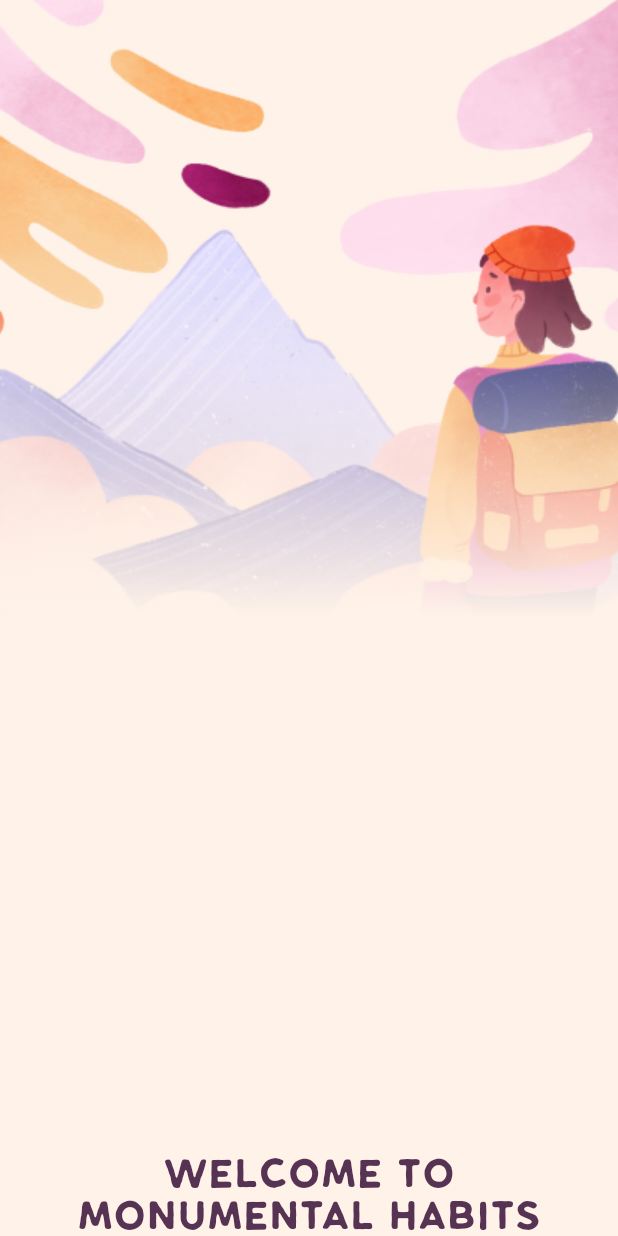
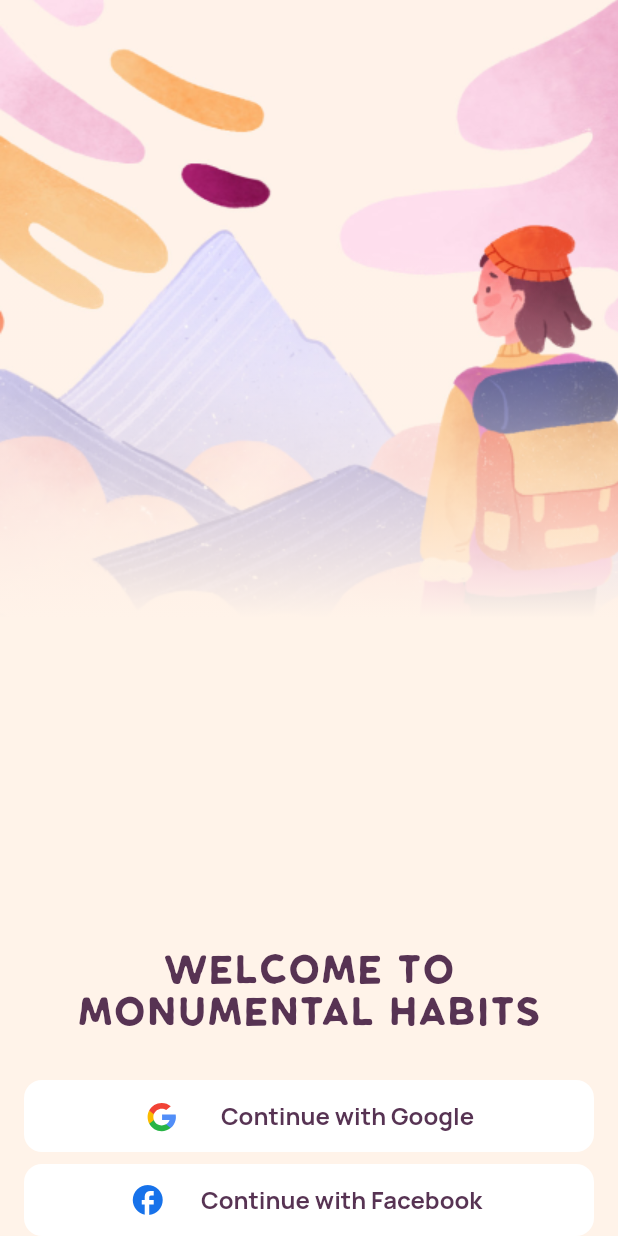
Before and after one commit to diogostein/habit-builder-flutter, a Flutter app: the LoginPage screen opened by its route, on a phone screen of 412 x 824 dp. Run offline on Flutter 3.47's test engine with Material 2 defaults, Android fonts, the phone set to English and light mode, and no system bars; our stand-ins replace flutter_modular, flutter_svg.

Commit message:
Cria social button

```diff
--- a/design_system/lib/atomic/atoms/image.dart
+++ b/design_system/lib/atomic/atoms/image.dart
@@ -1,4 +1,5 @@
 import 'package:flutter/material.dart';
+import 'package:flutter_svg/flutter_svg.dart';
 
 class HBImage extends StatelessWidget {
   final String path;
@@ -14,9 +15,19 @@ class HBImage extends StatelessWidget {
     this.height,
   });
 
+  bool get _isSvg => path.split('.').last == 'svg';
+
   @override
   Widget build(BuildContext context) {
-    return Image.asset(
+    return _isSvg
+        ? SvgPicture.asset(
+            path,
+            package: 'design_system',
+            fit: fit ?? BoxFit.contain,
+            width: width,
+            height: height,
+          )
+        : Image.asset(
             path,
             package: 'design_system',
             fit: fit,
--- /dev/null
+++ b/design_system/lib/atomic/molecules/social_button.dart
@@ -0,0 +1,64 @@
+import 'package:design_system/design_system.dart';
+import 'package:flutter/material.dart';
+
+class HBSocialButton extends StatelessWidget {
+  final String data;
+  final Widget icon;
+  final VoidCallback onPressed;
+
+  const HBSocialButton(
+    this.data, {
+    super.key,
+    required this.onPressed,
+    required this.icon,
+  });
+
+  factory HBSocialButton.facebook(
+    String data, {
+    Key? key,
+    required VoidCallback onPressed,
+  }) {
+    return HBSocialButton(
+      data,
+      key: key,
+      icon: const Icon(Icons.facebook, color: HBColors.facebook),
+      onPressed: onPressed,
+    );
+  }
+
+  factory HBSocialButton.google(
+    String data, {
+    Key? key,
+    required VoidCallback onPressed,
+  }) {
+    return HBSocialButton(
+      data,
+      key: key,
+      icon: const Padding(
+        padding: EdgeInsets.only(top: 8),
+        child: HBImage(
+          HBSvgIcons.google,
+          width: 32,
+          height: 32,
+        ),
+      ),
+      onPressed: onPressed,
+    );
+  }
+
+  @override
+  Widget build(BuildContext context) {
+    return ElevatedButton.icon(
+      onPressed: onPressed,
+      style: HBButtonStyles.socialButton,
+      icon: Padding(
+        padding: const EdgeInsets.only(right: HBSpacings.regular),
+        child: icon,
+      ),
+      label: Text(
+        data,
+        style: HBTextStyles.body.copyWith(fontWeight: FontWeight.bold),
+      ),
+    );
+  }
+}
--- a/design_system/lib/atomic/tokens/illustrations.dart
+++ b/design_system/lib/atomic/tokens/assets.dart
@@ -5,3 +5,7 @@ abstract class HBIllustrations {
   static const manChart = 'lib/assets/illustrations/man_chart.png';
   static const manBonfire = 'lib/assets/illustrations/man_bonfire.png';
 }
+
+abstract class HBSvgIcons {
+  static const google = 'lib/assets/icons/google.svg';
+}
--- a/design_system/lib/atomic/tokens/colors.dart
+++ b/design_system/lib/atomic/tokens/colors.dart
@@ -8,6 +8,7 @@ abstract class HBColors {
   static const sunset = Color(0xFFF65B4E);
 
   static const background = Color(0xFFFFF3E9);
+  static const facebook = Color(0xFF1772EA);
 }
 
 abstract class HBMaterialColors {
--- a/design_system/lib/atomic/tokens/dimensions.dart
+++ b/design_system/lib/atomic/tokens/dimensions.dart
@@ -12,4 +12,5 @@ abstract class HBSpacings {
 
 abstract class HBBorderRadius {
   static const button = 8.0;
+  static const socialButton = 12.0;
 }
--- a/design_system/lib/atomic/tokens/styles.dart
+++ b/design_system/lib/atomic/tokens/styles.dart
@@ -43,6 +43,16 @@ abstract class HBButtonStyles {
     ),
   );
 
+  static final socialButton = ElevatedButton.styleFrom(
+    primary: Colors.white,
+    textStyle: HBTextStyles.body.copyWith(fontWeight: FontWeight.bold),
+    elevation: 0,
+    minimumSize: const Size(0, 48),
+    shape: RoundedRectangleBorder(
+      borderRadius: BorderRadius.circular(HBBorderRadius.socialButton),
+    ),
+  );
+
   static final textButton = TextButton.styleFrom(
     primary: HBMaterialColors.secondarySwatch,
     textStyle: HBTextStyles.body.copyWith(fontWeight: FontWeight.bold),
--- a/design_system/lib/design_system.dart
+++ b/design_system/lib/design_system.dart
@@ -4,8 +4,9 @@ export 'atomic/atoms/button.dart';
 export 'atomic/atoms/image.dart';
 export 'atomic/atoms/tab.dart';
 export 'atomic/atoms/text.dart';
+export 'atomic/molecules/social_button.dart';
 export 'atomic/tokens/animations.dart';
+export 'atomic/tokens/assets.dart';
 export 'atomic/tokens/colors.dart';
 export 'atomic/tokens/dimensions.dart';
-export 'atomic/tokens/illustrations.dart';
 export 'atomic/tokens/styles.dart';
--- a/design_system/pubspec.yaml
+++ b/design_system/pubspec.yaml
@@ -10,6 +10,8 @@ environment:
 dependencies:
   flutter:
     sdk: flutter
+
+  flutter_svg: ^1.1.5
 
 dev_dependencies:
   flutter_test:
@@ -24,6 +26,7 @@ flutter:
 
   assets:
     - lib/assets/illustrations/
+    - lib/assets/icons/
 
   fonts:
     - family: Klasik
--- a/habit_builder/lib/src/modules/authentication/ui/login_page.dart
+++ b/habit_builder/lib/src/modules/authentication/ui/login_page.dart
@@ -35,6 +35,7 @@ class _LoginPageState extends State<LoginPage> {
               ),
             ),
             child: Column(
+              crossAxisAlignment: CrossAxisAlignment.stretch,
               mainAxisSize: MainAxisSize.min,
               children: [
                 Padding(
@@ -46,6 +47,26 @@ class _LoginPageState extends State<LoginPage> {
                     textAlign: TextAlign.center,
                   ),
                 ),
+                const SizedBox(height: HBSpacings.xLarge),
+                Padding(
+                  padding: const EdgeInsets.symmetric(
+                    horizontal: HBSpacings.regular,
+                  ),
+                  child: HBSocialButton.google(
+                    'Continue with Google',
+                    onPressed: () {},
+                  ),
+                ),
+                const SizedBox(height: HBSpacings.xSmall),
+                Padding(
+                  padding: const EdgeInsets.symmetric(
+                    horizontal: HBSpacings.regular,
+                  ),
+                  child: HBSocialButton.facebook(
+                    'Continue with Facebook',
+                    onPressed: () {},
+                  ),
+                ),
               ],
             ),
           ),
```
Also changed, not shown: design_system/lib/assets/icons/google.svg (added), habit_builder/pubspec.lock. Lines whose indentation alone changed are shown as unchanged.
